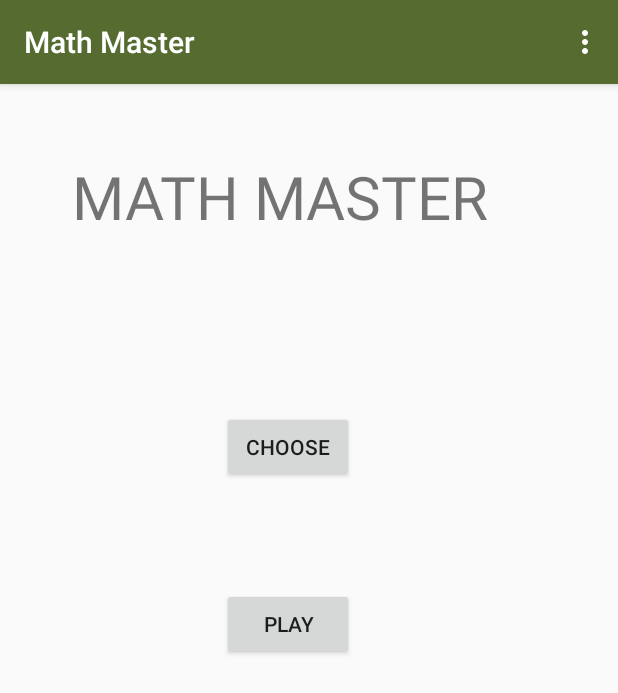
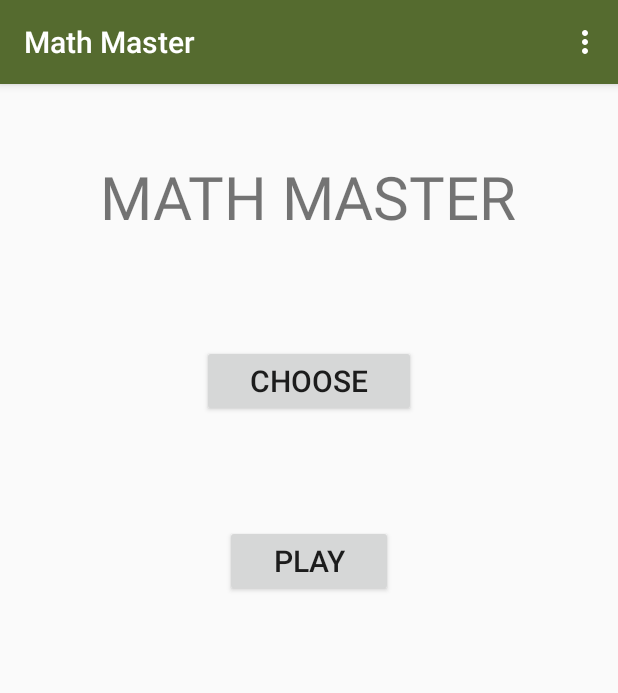
Before and after one commit to khyati393/math-master, an Android app: the screen it shows after launch (KJActivity before the commit, HomeActivity after it), on a phone screen of 412 x 824 dp. Shown: the top 693 px of the screen. Run offline under Robolectric (Android 15) with nearby library versions, the light colour scheme and no system bars.

Commit message:
basically copied/merged code from both.

```diff
--- a/app/build.gradle
+++ b/app/build.gradle
@@ -6,7 +6,7 @@ android {
 
     defaultConfig {
         applicationId "com.example.mathmaster"
-        minSdkVersion 15
+        minSdkVersion 23 //marshmellow
         targetSdkVersion 29
         versionCode 1
         versionName "1.0"
--- a/app/src/main/AndroidManifest.xml
+++ b/app/src/main/AndroidManifest.xml
@@ -9,13 +9,15 @@
         android:roundIcon="@mipmap/ic_launcher_round"
         android:supportsRtl="true"
         android:theme="@style/AppTheme">
-        <activity android:name=".KJActivity">
+        <activity android:name=".SplashActivity">
             <intent-filter>
                 <action android:name="android.intent.action.MAIN" />
 
                 <category android:name="android.intent.category.LAUNCHER" />
             </intent-filter>
         </activity>
+        <activity android:name=".HomeActivity" />
+        <activity android:name=".MainActivity" />
     </application>
 
 </manifest>
--- a/app/src/main/java/com/example/mathmaster/KJActivity.java
+++ b/app/src/main/java/com/example/mathmaster/HomeActivity.java
@@ -8,14 +8,14 @@ import android.widget.Toast;
 import androidx.annotation.NonNull;
 import androidx.appcompat.app.AppCompatActivity;
 
-public class KJActivity extends AppCompatActivity {
+public class HomeActivity extends AppCompatActivity {
 
     settings settings = new settings(this);
 
     @Override
     protected void onCreate(Bundle savedInstanceState) {
         super.onCreate(savedInstanceState);
-        setContentView(R.layout.activity_main_kj);
+        setContentView(R.layout.activity_home);
 
     }
 
--- /dev/null
+++ b/app/src/main/java/com/example/mathmaster/SplashActivity.java
@@ -0,0 +1,28 @@
+package com.example.mathmaster;
+
+import android.content.Intent;
+import android.os.Bundle;
+import android.os.Handler;
+
+import androidx.appcompat.app.AppCompatActivity;
+
+public class SplashActivity extends AppCompatActivity {
+    private static int SPLASH_TIME_OUT = 4000;  //4 SECOND
+
+    @Override
+    protected void onCreate(Bundle savedInstanceState) {
+        super.onCreate(savedInstanceState);
+        setContentView(R.layout.activity_splash);
+
+        //We can use splash screen in your first loading Activity like this:
+        new Handler().postDelayed(new Runnable() {
+            @Override
+            public void run() {
+                Intent homeIntent;
+                homeIntent = new Intent(SplashActivity.this, HomeActivity.class);
+                startActivity(homeIntent);
+                finish();
+            }
+        }, SPLASH_TIME_OUT);
+    }
+}
--- /dev/null
+++ b/app/src/main/res/layout/activity_home.xml
@@ -0,0 +1,35 @@
+<?xml version="1.0" encoding="utf-8"?>
+<androidx.appcompat.widget.LinearLayoutCompat xmlns:android="http://schemas.android.com/apk/res/android"
+    android:layout_width="match_parent"
+    android:layout_height="match_parent"
+    android:orientation="vertical">
+
+    <androidx.appcompat.widget.AppCompatTextView
+        android:layout_width="wrap_content"
+        android:layout_height="wrap_content"
+        android:layout_gravity="center_horizontal"
+        android:layout_marginTop="48dp"
+        android:text="MATH MASTER"
+        android:textSize="40sp" />
+
+    <Button
+        android:layout_width="wrap_content"
+        android:layout_height="wrap_content"
+        android:layout_gravity="center_horizontal"
+        android:layout_marginTop="72dp"
+        android:paddingStart="32dp"
+        android:paddingEnd="32dp"
+        android:text="Choose"
+        android:textSize="20sp" />
+
+    <Button
+        android:layout_width="wrap_content"
+        android:layout_height="wrap_content"
+        android:layout_gravity="center_horizontal"
+        android:layout_marginTop="72dp"
+        android:paddingStart="32dp"
+        android:paddingEnd="32dp"
+        android:text="Play"
+        android:textSize="20sp" />
+
+</androidx.appcompat.widget.LinearLayoutCompat>
--- a/app/src/main/res/layout/activity_main_kj.xml
+++ /dev/null
@@ -1,34 +0,0 @@
-<?xml version="1.0" encoding="utf-8"?>
-<androidx.appcompat.widget.LinearLayoutCompat xmlns:android="http://schemas.android.com/apk/res/android"
-    xmlns:tools="http://schemas.android.com/tools"
-    android:layout_width="wrap_content"
-    android:layout_height="match_parent"
-    android:orientation="vertical"
-    tools:context=".KJActivity">
-
-    <androidx.appcompat.widget.AppCompatTextView
-        android:layout_width="wrap_content"
-        android:layout_height="wrap_content"
-        android:layout_margin="48dp"
-        android:text="math master"
-        android:textAllCaps="true"
-        android:textSize="40sp" />
-
-    <Button
-        android:layout_width="wrap_content"
-        android:layout_height="wrap_content"
-        android:layout_marginLeft="148dp"
-        android:layout_marginTop="68dp"
-        android:layout_marginRight="148dp"
-        android:text="Choose" />
-
-    <Button
-        android:layout_width="wrap_content"
-        android:layout_height="wrap_content"
-        android:layout_marginLeft="148dp"
-        android:layout_marginTop="70dp"
-        android:layout_marginRight="148dp"
-        android:text="Play" />
-
-
-</androidx.appcompat.widget.LinearLayoutCompat>
```
Also changed, not shown: app/src/main/java/com/example/mathmaster/MainActivity.java (added, +14 -0 lines), app/src/main/res/layout/activity_main.xml (added, +8 -0 lines), app/src/main/res/layout/activity_splash.xml (added, +16 -0 lines).
